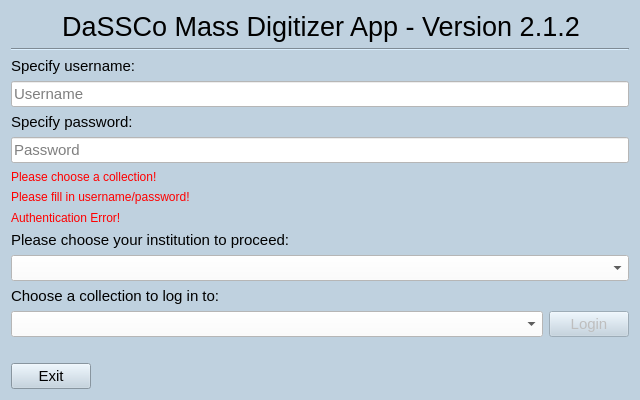
Above: MassDigitizer/ui/homescreen.ui from NHMDenmark/Mass-Digitizer before the change. Below: the same form after it.
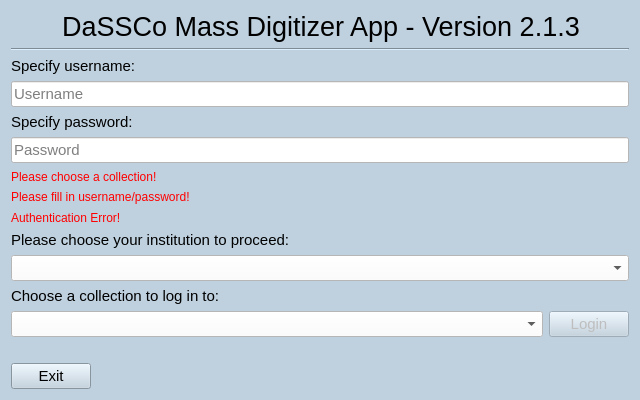
That is the form after the change.

The edit to the form file:
```diff
--- a/MassDigitizer/ui/homescreen.ui
+++ b/MassDigitizer/ui/homescreen.ui
@@ -61,7 +61,7 @@
       </font>
      </property>
      <property name="text">
-      <string>DaSSCo Mass Digitizer App - Version 2.1.2</string>
+      <string>DaSSCo Mass Digitizer App - Version 2.1.3</string>
      </property>
      <property name="alignment">
       <set>Qt::AlignmentFlag::AlignCenter</set>
```
